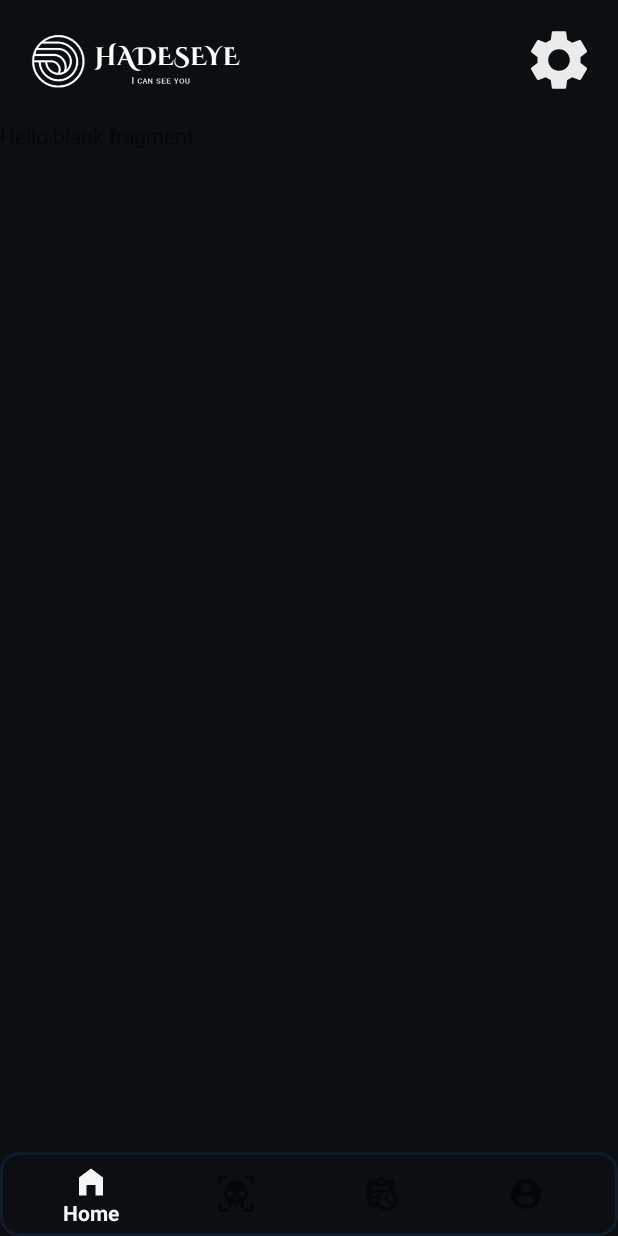
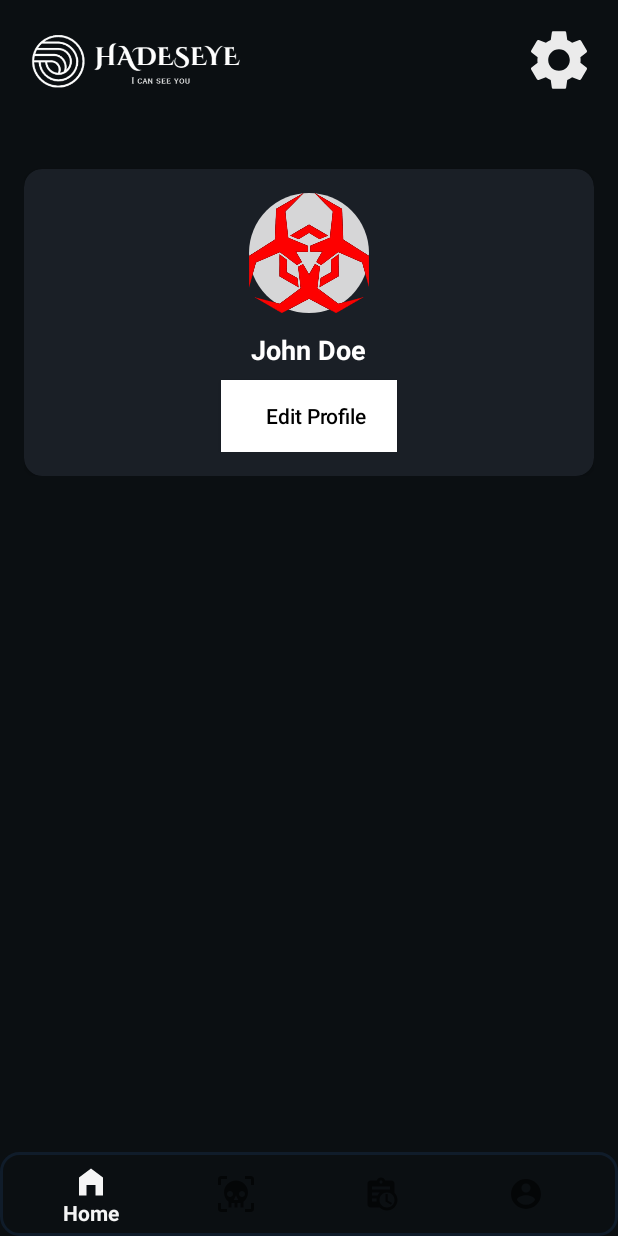
Before and after one commit to LaVenganzaDelLadron/HadesEyeAnalyzer, an Android app: the fragment AccountFragment placed in its activity, on a phone screen of 412 x 824 dp. Run offline under Robolectric (Android 15) with nearby library versions, the phone set to English and light mode, and no system bars.

Commit message:
Initial Commit

```diff
--- a/app/build.gradle
+++ b/app/build.gradle
@@ -53,6 +53,7 @@ dependencies {
     def nav_version = "2.8.0"
     implementation "androidx.navigation:navigation-fragment-ktx:$nav_version"
     implementation "androidx.navigation:navigation-ui-ktx:$nav_version"
+    implementation 'de.hdodenhof:circleimageview:3.1.0'
 
     implementation libs.androidx.core.ktx
     implementation libs.androidx.appcompat
--- /dev/null
+++ b/app/src/main/res/drawable/circle_background.xml
@@ -0,0 +1,11 @@
+<?xml version="1.0" encoding="utf-8"?>
+<shape xmlns:android="http://schemas.android.com/apk/res/android"
+    android:shape="oval">
+
+    <solid android:color="@color/float_transparent" /> <!-- Replace with any color you want -->
+
+    <size
+        android:width="100dp"
+        android:height="100dp" /> <!-- Optional: defines the size -->
+
+</shape>
--- a/app/src/main/res/layout/fragment_account.xml
+++ b/app/src/main/res/layout/fragment_account.xml
@@ -1,14 +1,66 @@
-<?xml version="1.0" encoding="utf-8"?>
-<FrameLayout xmlns:android="http://schemas.android.com/apk/res/android"
-    xmlns:tools="http://schemas.android.com/tools"
+<ScrollView xmlns:android="http://schemas.android.com/apk/res/android"
     android:layout_width="match_parent"
     android:layout_height="match_parent"
-    tools:context=".fragments.AccountFragment">
+    xmlns:app="http://schemas.android.com/apk/res-auto"
+    android:background="#0B0F12"
+    android:padding="16dp">
 
-    <!-- TODO: Update blank fragment layout -->
-    <TextView
+    <LinearLayout
         android:layout_width="match_parent"
-        android:layout_height="match_parent"
-        android:text="@string/hello_blank_fragment" />
+        android:layout_height="wrap_content"
+        android:orientation="vertical"
+        android:gravity="center_horizontal">
 
-</FrameLayout>
+        <!-- Profile Card -->
+        <androidx.cardview.widget.CardView
+            android:layout_width="match_parent"
+            android:layout_height="wrap_content"
+            android:layout_marginTop="16dp"
+            app:cardBackgroundColor="#1A1F26"
+            app:cardCornerRadius="12dp"
+            android:elevation="4dp">
+
+            <LinearLayout
+                android:layout_width="match_parent"
+                android:layout_height="wrap_content"
+                android:orientation="vertical"
+                android:padding="16dp"
+                android:gravity="center_horizontal">
+
+                <ImageView
+                    android:id="@+id/profileImage"
+                    android:layout_width="80dp"
+                    android:layout_height="80dp"
+                    android:scaleType="centerCrop"
+                    android:src="@drawable/malware"
+                    android:contentDescription="Profile Picture"
+                    android:background="@drawable/circle_background"/>
+
+                <TextView
+                    android:id="@+id/accountName"
+                    android:layout_width="wrap_content"
+                    android:layout_height="wrap_content"
+                    android:text="John Doe"
+                    android:textColor="#FFFFFF"
+                    android:textSize="18sp"
+                    android:textStyle="bold"
+                    android:layout_marginTop="12dp"/>
+
+                <androidx.appcompat.widget.AppCompatButton
+                    android:id="@+id/btnEdit"
+                    android:layout_width="wrap_content"
+                    android:layout_height="wrap_content"
+                    android:layout_marginTop="8dp"
+                    android:paddingStart="30dp"
+                    android:layout_gravity="center"
+                    android:background="@color/white"
+                    android:text="Edit Profile"
+                    android:textAllCaps="false"
+                    android:textColor="@color/black"
+                    android:paddingEnd="20dp"/>
+
+
+            </LinearLayout>
+        </androidx.cardview.widget.CardView>
+    </LinearLayout>
+</ScrollView>
```
